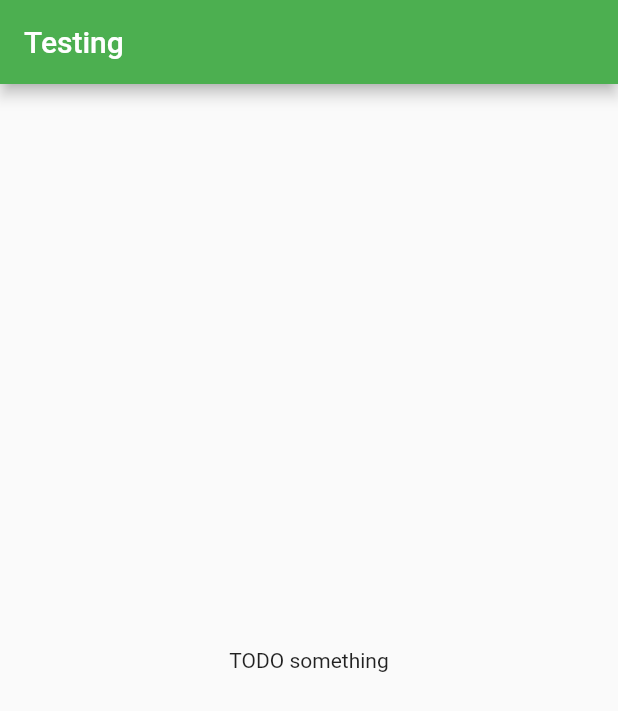
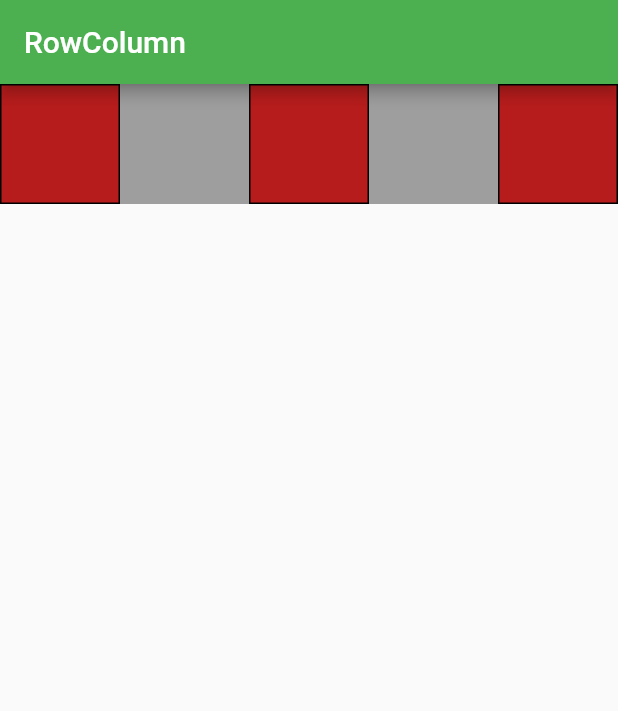
Before and after one commit to DoomHopes/flutter_test_project, a Flutter app: the screen it shows after launch, on a phone screen of 412 x 824 dp. Shown: the top 711 px of the screen. Run offline on Flutter 3.47's test engine with Material 2 defaults, Android fonts, the phone set to English and light mode, and no system bars.

Commit message:
new class

```diff
--- a/lib/main.dart
+++ b/lib/main.dart
@@ -1,4 +1,5 @@
 import 'package:flutter/material.dart';
+import 'package:flutter_test_project/row_column.dart';
 
 void main() => runApp(MyApp());
 
@@ -8,7 +9,7 @@ class MyApp extends StatelessWidget {
     return MaterialApp(
         title: 'App',
         theme: ThemeData(primarySwatch: Colors.green),
-        home: HomePage());
+        home: MyRowColumn());
   }
 }
 
--- /dev/null
+++ b/lib/row_column.dart
@@ -0,0 +1,45 @@
+import 'package:flutter/material.dart';
+
+class MyRowColumn extends StatelessWidget {
+  @override
+  Widget build(BuildContext context) {
+    return Scaffold(
+      appBar: AppBar(title: Text('RowColumn')),
+      body: Container(
+        color: Colors.grey,
+        child: Row(
+          // тоже самое и с Column
+          mainAxisSize: MainAxisSize.max,
+          mainAxisAlignment: MainAxisAlignment.spaceBetween,
+          children: <Widget>[
+            ColorBox(),
+            ColorBox(),
+            ColorBox(),
+          ],
+        ),
+      ),
+    );
+  }
+}
+
+class ColorBox extends StatelessWidget {
+  @override
+  Widget build(BuildContext context) {
+    return Container(
+      width: 80,
+      height: 80,
+      decoration: BoxDecoration(color: Colors.red[900], border: Border.all()),
+    );
+  }
+}
+
+class BiggerColorBox extends StatelessWidget {
+  @override
+  Widget build(BuildContext context) {
+    return Container(
+      width: 80,
+      height: 100,
+      decoration: BoxDecoration(color: Colors.green, border: Border.all()),
+    );
+  }
+}
```
